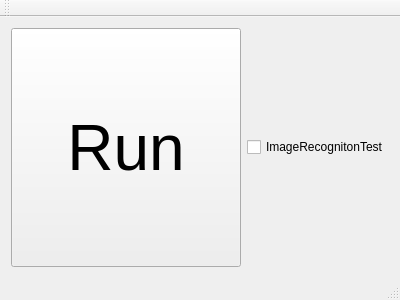
tnct-spc/procon2017-comp, file Kunugida/kunugida.ui: the form before one commit.
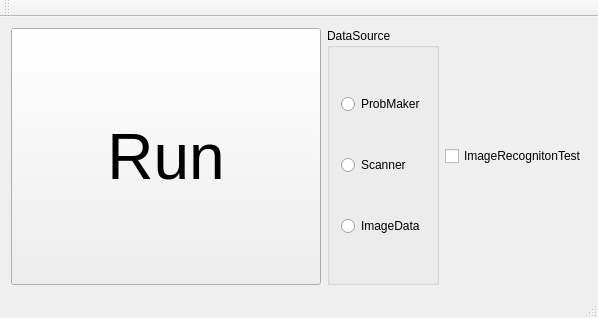
The form after the commit.

Commit message: [add]どこからデータを持ってくるか選択できるようにした

```diff
--- a/Kunugida/kunugida.ui
+++ b/Kunugida/kunugida.ui
@@ -6,8 +6,8 @@
    <rect>
     <x>0</x>
     <y>0</y>
-    <width>400</width>
-    <height>300</height>
+    <width>598</width>
+    <height>318</height>
    </rect>
   </property>
   <property name="windowTitle">
@@ -15,7 +15,7 @@
   </property>
   <widget class="QWidget" name="centralWidget">
    <layout class="QGridLayout" name="gridLayout">
-    <item row="0" column="0">
+    <item row="0" column="1">
      <layout class="QHBoxLayout" name="horizontalLayout">
       <item>
        <widget class="QPushButton" name="RunButton">
@@ -42,14 +42,45 @@
        </widget>
       </item>
       <item>
-       <widget class="QCheckBox" name="ImageRecognitonTestCheckBox">
-        <property name="text">
-         <string>ImageRecognitonTest</string>
+       <widget class="QGroupBox" name="groupBox">
+        <property name="title">
+         <string>DataSource</string>
         </property>
+        <layout class="QVBoxLayout" name="verticalLayout_2">
+         <item>
+          <widget class="QRadioButton" name="probmaker_button">
+           <property name="text">
+            <string>ProbMaker</string>
+           </property>
+          </widget>
+         </item>
+         <item>
+          <widget class="QRadioButton" name="scanner_button">
+           <property name="text">
+            <string>Scanner</string>
+           </property>
+          </widget>
+         </item>
+         <item>
+          <widget class="QRadioButton" name="image_data_button">
+           <property name="text">
+            <string>ImageData</string>
+           </property>
+          </widget>
+         </item>
+        </layout>
        </widget>
       </item>
       <item>
-       <layout class="QVBoxLayout" name="verticalLayout"/>
+       <layout class="QVBoxLayout" name="verticalLayout">
+        <item>
+         <widget class="QCheckBox" name="ImageRecognitonTestCheckBox">
+          <property name="text">
+           <string>ImageRecognitonTest</string>
+          </property>
+         </widget>
+        </item>
+       </layout>
       </item>
      </layout>
     </item>
```
Left out of the diff: 2 changed lines with no effect on the pictures. The commit also changes 1 other file.
